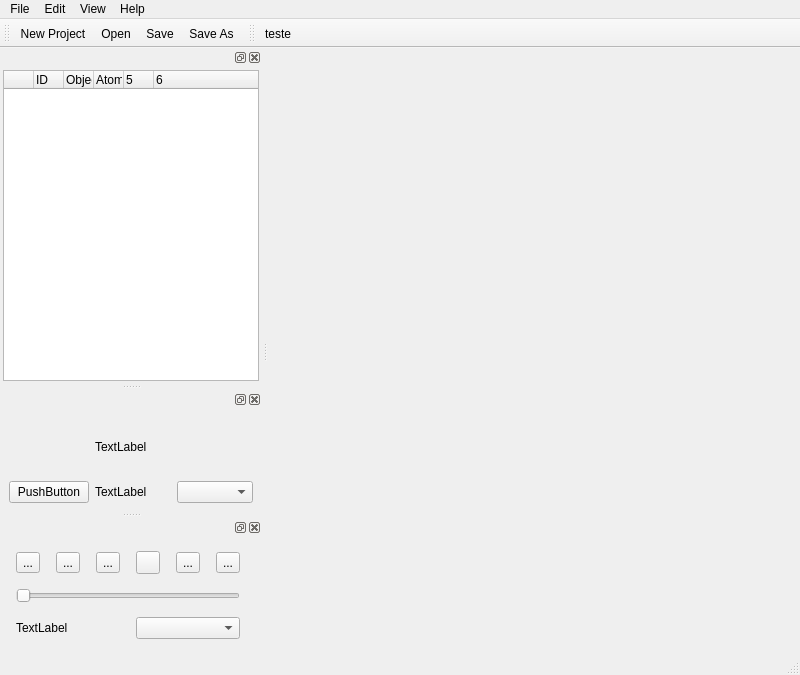
First picture: the form in easyhybrid/QtEasyMol/GUI/untitled.ui, repository vcaldas/EasyHybrid, before the edit.
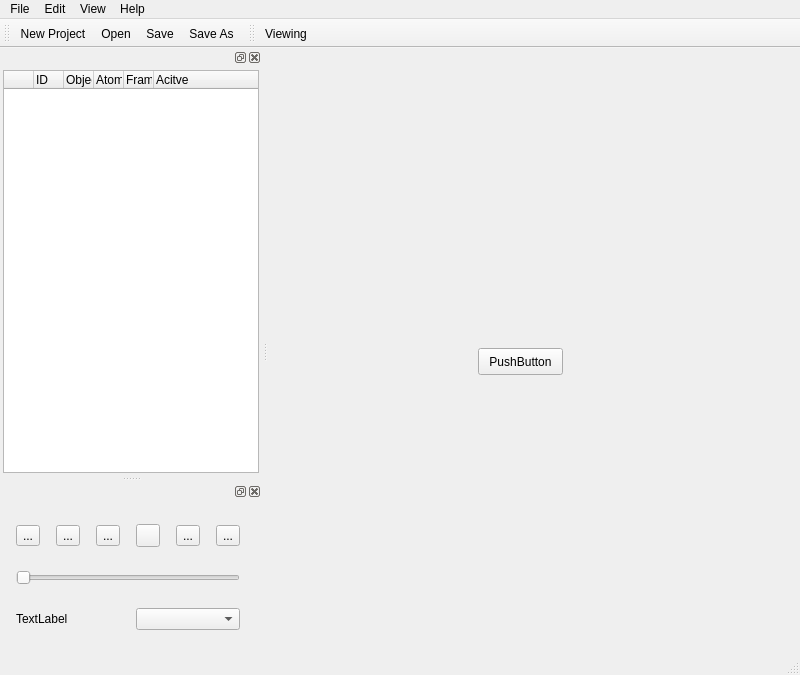
Second picture: the form after the edit. Icons and pictures are not drawn.

Commit message: new toolbar - selection mode

```diff
--- a/easyhybrid/QtEasyMol/GUI/untitled.ui
+++ b/easyhybrid/QtEasyMol/GUI/untitled.ui
@@ -13,7 +13,21 @@
   <property name="windowTitle">
    <string>MainWindow</string>
   </property>
-  <widget class="QWidget" name="centralwidget"/>
+  <widget class="QWidget" name="centralwidget">
+   <widget class="QPushButton" name="pushButton_3">
+    <property name="geometry">
+     <rect>
+      <x>210</x>
+      <y>300</y>
+      <width>85</width>
+      <height>27</height>
+     </rect>
+    </property>
+    <property name="text">
+     <string>PushButton</string>
+    </property>
+   </widget>
+  </widget>
   <widget class="QMenuBar" name="menubar">
    <property name="geometry">
     <rect>
@@ -152,12 +166,12 @@
        </column>
        <column>
         <property name="text">
-         <string notr="true">5</string>
+         <string>Frames</string>
         </property>
        </column>
        <column>
         <property name="text">
-         <string notr="true">6</string>
+         <string>Acitve</string>
         </property>
        </column>
       </widget>
@@ -165,45 +179,6 @@
     </layout>
    </widget>
   </widget>
-  <widget class="QDockWidget" name="dockWidget_2">
-   <attribute name="dockWidgetArea">
-    <number>1</number>
-   </attribute>
-   <widget class="QWidget" name="dockWidgetContents_2">
-    <layout class="QGridLayout" name="gridLayout_3">
-     <item row="0" column="1">
-      <widget class="QLabel" name="label_2">
-       <property name="text">
-        <string>TextLabel</string>
-       </property>
-      </widget>
-     </item>
-     <item row="1" column="0">
-      <widget class="QPushButton" name="pushButton_2">
-       <property name="cursor">
-        <cursorShape>ArrowCursor</cursorShape>
-       </property>
-       <property name="text">
-        <string>PushButton</string>
-       </property>
-       <property name="checkable">
-        <bool>true</bool>
-       </property>
-      </widget>
-     </item>
-     <item row="1" column="1">
-      <widget class="QLabel" name="label_3">
-       <property name="text">
-        <string>TextLabel</string>
-       </property>
-      </widget>
-     </item>
-     <item row="1" column="2">
-      <widget class="QComboBox" name="comboBox_2"/>
-     </item>
-    </layout>
-   </widget>
-  </widget>
   <widget class="QDockWidget" name="dockWidget_3">
    <property name="sizePolicy">
     <sizepolicy hsizetype="Minimum" vsizetype="Minimum">
@@ -324,7 +299,7 @@
    <attribute name="toolBarBreak">
     <bool>false</bool>
    </attribute>
-   <addaction name="actionTeste"/>
+   <addaction name="actionViewing"/>
   </widget>
   <action name="actionNew_Project">
    <property name="icon">
@@ -350,9 +325,21 @@
     <string>Save As</string>
    </property>
   </action>
-  <action name="actionTeste">
+  <action name="actionViewing">
+   <property name="checkable">
+    <bool>true</bool>
+   </property>
+   <property name="checked">
+    <bool>false</bool>
+   </property>
+   <property name="enabled">
+    <bool>true</bool>
+   </property>
    <property name="text">
-    <string>teste</string>
+    <string>Viewing</string>
+   </property>
+   <property name="toolTip">
+    <string>Viewing or Editing</string>
    </property>
   </action>
   <action name="actionAqui">
```
Left out of the diff: 22 changed lines with no effect on the pictures. The commit also changes 4 other files.
